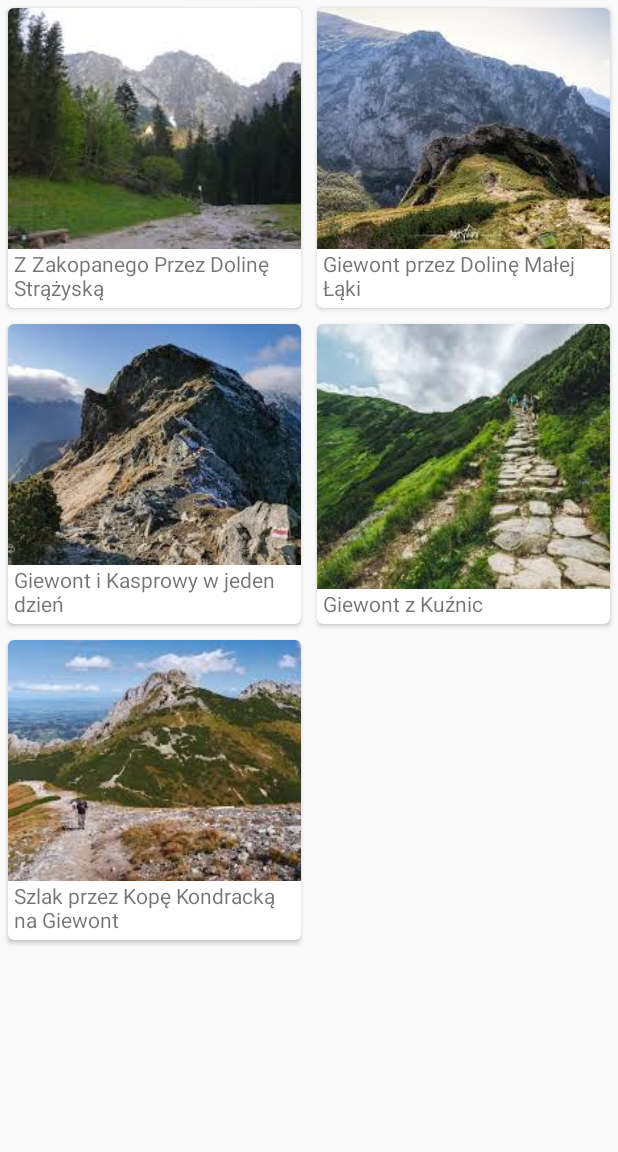
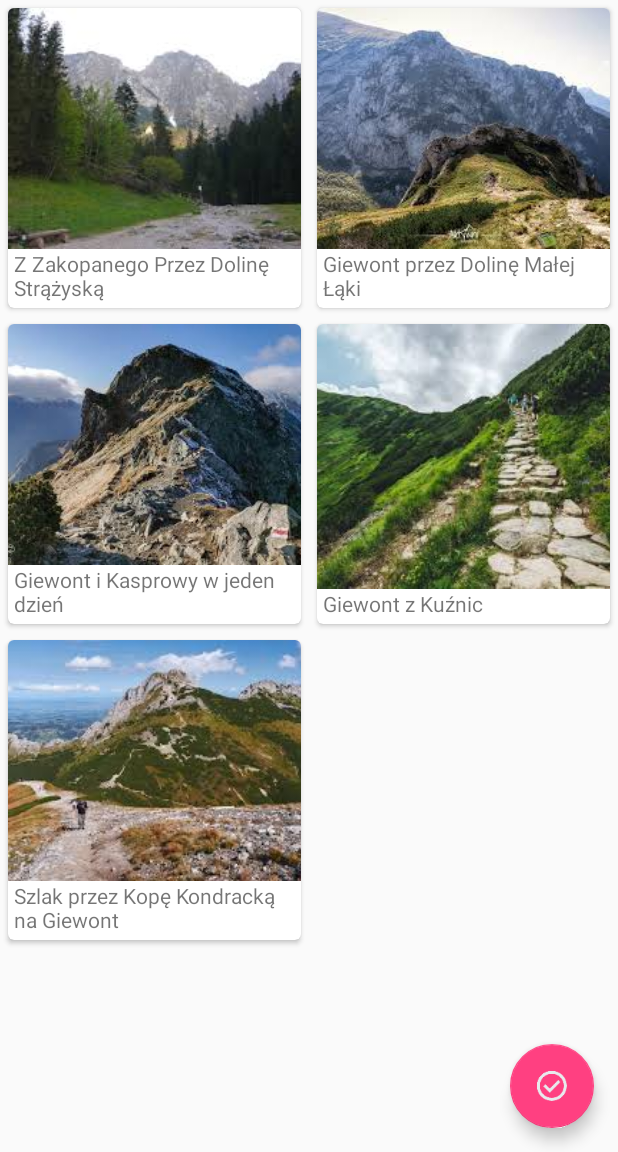
Before and after one commit to Smixie/Aplikacje-mobilne-lab, an Android app: the screen it shows after launch (MainActivity), in the side drawer, after a tap on "Galeria", on a phone screen of 412 x 824 dp, the part 84-1236 px from its top. Run offline under Robolectric (Android 15) with nearby library versions, the phone set to English and light mode, and no system bars.

Commit message:
Floating action button

```diff
--- a/app/src/main/java/com/example/lista_szczegoly/MainActivity.kt
+++ b/app/src/main/java/com/example/lista_szczegoly/MainActivity.kt
@@ -16,8 +16,10 @@ import androidx.core.view.MenuItemCompat
 import androidx.drawerlayout.widget.DrawerLayout
 import androidx.fragment.app.Fragment
 import androidx.fragment.app.FragmentTransaction
+import androidx.viewpager.widget.ViewPager
 import com.google.android.material.navigation.NavigationView
 import com.google.android.material.snackbar.Snackbar
+import com.google.android.material.tabs.TabLayout
 
 
 class MainActivity : AppCompatActivity(), ListDetailsListFragment.Listener,
@@ -69,8 +71,6 @@ class MainActivity : AppCompatActivity(), ListDetailsListFragment.Listener,
                 }
             }
         }
-
-
     }
 
     override fun onNavigationItemSelected(item: MenuItem): Boolean {
@@ -78,14 +78,13 @@ class MainActivity : AppCompatActivity(), ListDetailsListFragment.Listener,
         var fragment: Fragment? = null
         val intent: Intent? = null
 
-        when (id) {
-            R.id.drawer_list -> fragment = ListDetailsListFragment()
-            R.id.drawer_gallery -> fragment = Tab1Fragment()
-            R.id.drawer_sun -> fragment = SunsetFragment()
-            else -> fragment = ListDetailsListFragment()
+        fragment = when (id) {
+            R.id.drawer_list -> ListDetailsListFragment()
+            R.id.drawer_gallery -> Tab1Fragment()
+            R.id.drawer_sun -> SunsetFragment()
+            else -> ListDetailsListFragment()
         }
 
-        if (fragment != null) {
         val ft = supportFragmentManager.beginTransaction()
         val fragmentContainer = findViewById<View>(R.id.fragment_container)
         if (fragmentContainer != null) {
@@ -95,9 +94,6 @@ class MainActivity : AppCompatActivity(), ListDetailsListFragment.Listener,
         }
         ft.addToBackStack(null)
         ft.commit()
-        } else {
-            startActivity(intent)
-        }
 
         val drawer: DrawerLayout = findViewById(R.id.drawer_layout)
         drawer.closeDrawer(GravityCompat.START)
@@ -155,14 +151,14 @@ class MainActivity : AppCompatActivity(), ListDetailsListFragment.Listener,
         }
     }
 
-//    fun onClickDone(view: View) {
-//        val text = "To jest prosty pasek snackbar."
-//        val duration = Snackbar.LENGTH_SHORT
-//        val snackbar = Snackbar.make(findViewById(R.id.coordinator), text, duration)
-//        snackbar.setAction("Cofnij") {
-//            val toast = Toast.makeText(this@MainActivity, "Cofnięto!", Toast.LENGTH_SHORT)
-//            toast.show()
-//        }
-//        snackbar.show()
-//    }
+    fun onClickDone(view: View) {
+        val text = "To jest prosty pasek snackbar."
+        val duration = Snackbar.LENGTH_SHORT
+        val snackbar = Snackbar.make(findViewById(R.id.coordinator), text, duration)
+        snackbar.setAction("Cofnij") {
+            val toast = Toast.makeText(this@MainActivity, "Cofnięto!", Toast.LENGTH_SHORT)
+            toast.show()
         }
+        snackbar.show()
+    }
+}
--- a/app/src/main/res/layout-large/activity_main.xml
+++ b/app/src/main/res/layout-large/activity_main.xml
@@ -9,6 +9,15 @@
         android:layout_width="match_parent"
         android:layout_height="match_parent"
         android:orientation="vertical">
+
+        <com.google.android.material.floatingactionbutton.FloatingActionButton
+            android:id="@+id/coordinator"
+            android:layout_width="wrap_content"
+            android:layout_height="wrap_content"
+            android:layout_gravity="end|bottom"
+            android:layout_margin="16dp"
+            android:onClick="onClickDone"
+            android:src="@drawable/done_icon" />
 
         <com.google.android.material.appbar.AppBarLayout
             android:layout_width="match_parent"
--- a/app/src/main/res/layout/activity_main.xml
+++ b/app/src/main/res/layout/activity_main.xml
@@ -1,10 +1,22 @@
 <?xml version="1.0" encoding="utf-8"?>
-<androidx.drawerlayout.widget.DrawerLayout
-    xmlns:android="http://schemas.android.com/apk/res/android"
+<androidx.drawerlayout.widget.DrawerLayout xmlns:android="http://schemas.android.com/apk/res/android"
     xmlns:app="http://schemas.android.com/apk/res-auto"
     android:id="@+id/drawer_layout"
     android:layout_width="match_parent"
     android:layout_height="match_parent">
+
+    <androidx.coordinatorlayout.widget.CoordinatorLayout
+        android:layout_width="match_parent"
+        android:layout_height="match_parent">
+
+        <com.google.android.material.floatingactionbutton.FloatingActionButton
+            android:id="@+id/coordinator"
+            android:layout_width="wrap_content"
+            android:layout_height="wrap_content"
+            android:layout_gravity="end|bottom"
+            android:layout_margin="16dp"
+            android:onClick="onClickDone"
+            android:src="@drawable/done_icon" />
 
         <LinearLayout
 
@@ -13,8 +25,8 @@
             android:orientation="vertical">
 
             <include
-            layout="@layout/toolbar_main"
-            android:id="@+id/toolbar" />
+                android:id="@+id/toolbar"
+                layout="@layout/toolbar_main" />
 
             <FrameLayout
                 android:id="@+id/content_frame"
@@ -23,6 +35,8 @@
 
         </LinearLayout>
 
+    </androidx.coordinatorlayout.widget.CoordinatorLayout>
+
     <com.google.android.material.navigation.NavigationView
         android:id="@+id/nav_view"
         android:layout_width="wrap_content"
@@ -30,5 +44,4 @@
         android:layout_gravity="start"
         app:headerLayout="@layout/drawer_header"
         app:menu="@menu/drawer_menu" />
-
 </androidx.drawerlayout.widget.DrawerLayout>
```
Lines whose indentation alone changed are shown as unchanged.
